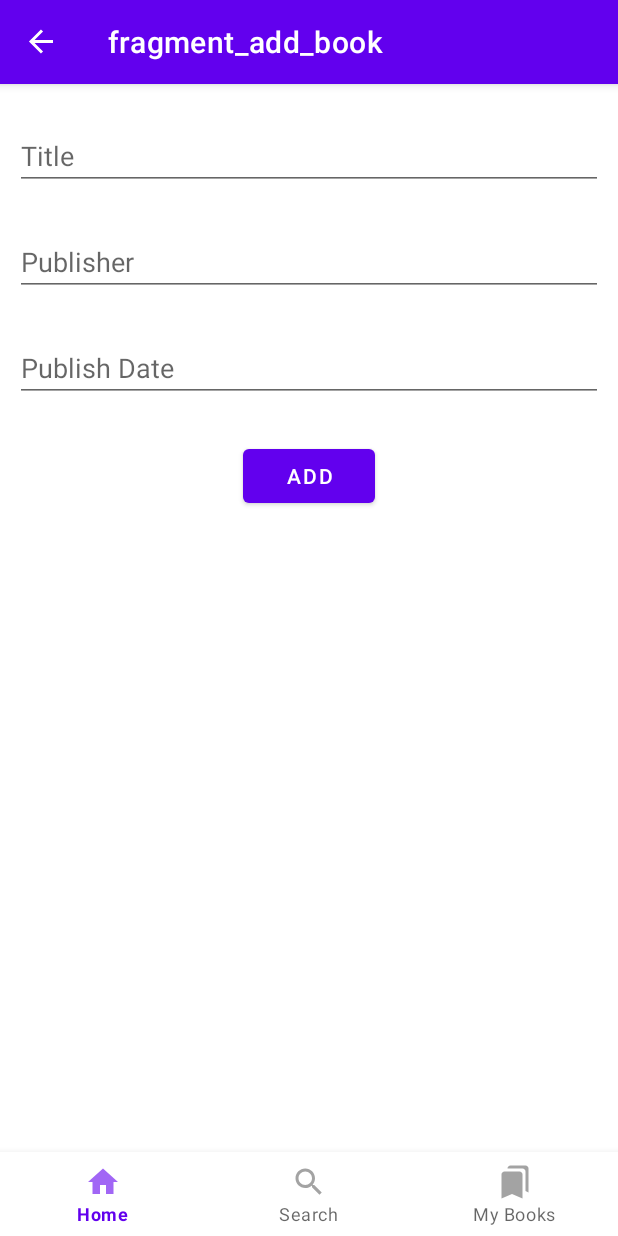
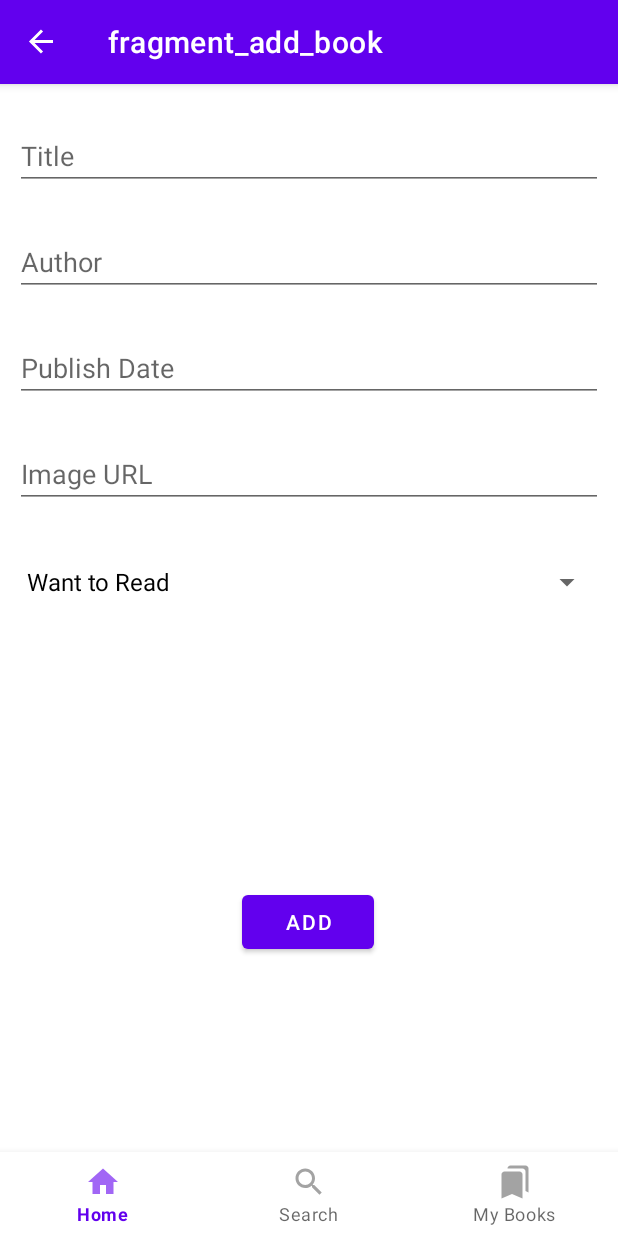
Before and after one commit to Nerrdii/book-tracker, an Android app: the AddBookFragment screen opened through its navigation route, on a phone screen of 412 x 824 dp. Run offline under Robolectric (Android 15) with nearby library versions, the phone set to English and light mode, and no system bars; our stand-ins replace Dagger/Hilt's generated code, Room's generated code, navigation-ui.

Commit message:
Add more to add book fragment

```diff
--- a/app/build.gradle
+++ b/app/build.gradle
@@ -59,6 +59,7 @@ dependencies {
 
     // Jetpack Compose Integration
     implementation "androidx.navigation:navigation-compose:1.0.0-alpha09"
+    implementation 'com.squareup.picasso:picasso:2.71828'
 
     implementation "com.google.code.gson:gson:2.8.5"
 
--- a/app/src/main/java/com/example/booktracker/AddBookFragment.kt
+++ b/app/src/main/java/com/example/booktracker/AddBookFragment.kt
@@ -1,22 +1,17 @@
 package com.example.booktracker
 
-import android.app.DatePickerDialog
 import android.os.Bundle
+import android.util.Log
 import androidx.fragment.app.Fragment
 import android.view.LayoutInflater
 import android.view.View
 import android.view.ViewGroup
-import android.widget.Button
-import android.widget.EditText
-import android.widget.Toast
+import android.widget.*
 import androidx.fragment.app.viewModels
-import androidx.lifecycle.lifecycleScope
 import androidx.navigation.fragment.findNavController
 import dagger.hilt.android.AndroidEntryPoint
-import kotlinx.coroutines.launch
 import java.time.LocalDate
 import java.util.*
-import java.util.concurrent.Executors
 
 @AndroidEntryPoint
 class AddBookFragment : Fragment() {
@@ -33,21 +28,60 @@ class AddBookFragment : Fragment() {
     override fun onViewCreated(view: View, savedInstanceState: Bundle?) {
         super.onViewCreated(view, savedInstanceState)
 
+        val spinner: Spinner = view.findViewById(R.id.readingListSpinner)
+        spinner.adapter = ArrayAdapter(requireActivity(), android.R.layout.simple_spinner_dropdown_item, ReadingList.values())
+
         val titleEditText: EditText = view.findViewById(R.id.titleEditText)
-        val authorEditText: EditText = view.findViewById(R.id.publisherEditText)
+        val authorEditText: EditText = view.findViewById(R.id.authorEditText)
         val publishedDateEditText: EditText = view.findViewById(R.id.publishedDateEditText)
+        val imageUrlEditText: EditText = view.findViewById(R.id.imageUrlEditText)
+        val startDateEditText: EditText = view.findViewById(R.id.startDateEditText)
+        val finishDateEditText: EditText = view.findViewById(R.id.finishDateEditText)
+        val ratingBar: RatingBar = view.findViewById(R.id.ratingBar)
         val addBookButton: Button = view.findViewById(R.id.addBookButton)
 
+        spinner.onItemSelectedListener = object : AdapterView.OnItemSelectedListener {
+            override fun onItemSelected(
+                parent: AdapterView<*>?,
+                view: View?,
+                position: Int,
+                id: Long
+            ) {
+                when (ReadingList.values()[position]) {
+                    ReadingList.WANT_TO_READ -> {
+                        startDateEditText.visibility = View.INVISIBLE
+                        finishDateEditText.visibility = View.INVISIBLE
+                        ratingBar.visibility = View.INVISIBLE
+                    }
+                    ReadingList.READING -> {
+                        startDateEditText.visibility = View.VISIBLE
+                        finishDateEditText.visibility = View.INVISIBLE
+                        ratingBar.visibility = View.INVISIBLE
+                    }
+                    ReadingList.READ -> {
+                        startDateEditText.visibility = View.VISIBLE
+                        finishDateEditText.visibility = View.VISIBLE
+                        ratingBar.visibility = View.VISIBLE
+                    }
+                }
+            }
+
+            override fun onNothingSelected(parent: AdapterView<*>?) {}
+        }
+
         addBookButton.setOnClickListener {
+            val startDate = if (startDateEditText.text.isEmpty()) null else LocalDate.parse(startDateEditText.text.toString())
+            val finishDate = if (finishDateEditText.text.isEmpty()) null else LocalDate.parse(finishDateEditText.text.toString())
+
             val book = Book(
                 titleEditText.text.toString(),
                 authorEditText.text.toString(),
                 LocalDate.parse(publishedDateEditText.text.toString()),
-                "http://books.google.com/books/content?id=owkKhVCq6f0C&printsec=frontcover&img=1&zoom=1&edge=curl&source=gbs_api",
-                ReadingList.WANT_TO_READ,
-                null,
-                null,
-                null,
+                imageUrlEditText.text.toString(),
+                spinner.selectedItem as ReadingList,
+                startDate,
+                finishDate,
+                ratingBar.rating.toInt(),
                 null)
             viewModel.insert(book)
             findNavController().navigate(R.id.action_addBookFragment_to_readingListFragment)
--- a/app/src/main/java/com/example/booktracker/ReadingListAdapter.kt
+++ b/app/src/main/java/com/example/booktracker/ReadingListAdapter.kt
@@ -1,7 +1,5 @@
 package com.example.booktracker
 
-import android.graphics.Bitmap
-import android.graphics.BitmapFactory
 import android.view.LayoutInflater
 import android.view.View
 import android.view.ViewGroup
@@ -10,7 +8,7 @@ import android.widget.TextView
 import androidx.recyclerview.widget.DiffUtil
 import androidx.recyclerview.widget.ListAdapter
 import androidx.recyclerview.widget.RecyclerView
-import java.net.URL
+import com.squareup.picasso.Picasso
 
 class ReadingListAdapter : ListAdapter<Book, ReadingListAdapter.ReadingListViewHolder>(ReadingListComparator()) {
     override fun onCreateViewHolder(parent: ViewGroup, viewType: Int): ReadingListViewHolder {
@@ -19,14 +17,9 @@ class ReadingListAdapter : ListAdapter<Book, ReadingListAdapter.ReadingListViewH
 
     override fun onBindViewHolder(holder: ReadingListViewHolder, position: Int) {
         val current = getItem(position)
+        Picasso.get().load(current.imageUrl).into(holder.coverImageView)
         holder.titleTextView.text = current.title
-//        holder.coverImageView.setImageBitmap(getImageFromUrl(current.imageUrl!!))
     }
-
-//    private fun getImageFromUrl(imageUrl: String): Bitmap {
-//        val url = URL(imageUrl)
-//        return BitmapFactory.decodeStream(url.openConnection().getInputStream())
-//    }
 
     class ReadingListViewHolder(itemView: View) : RecyclerView.ViewHolder(itemView) {
         val coverImageView: ImageView = itemView.findViewById(R.id.coverImageView)
--- a/app/src/main/res/layout/fragment_add_book.xml
+++ b/app/src/main/res/layout/fragment_add_book.xml
@@ -20,13 +20,13 @@
         app:layout_constraintTop_toTopOf="parent" />
 
     <EditText
-        android:id="@+id/publisherEditText"
+        android:id="@+id/authorEditText"
         android:layout_width="match_parent"
         android:layout_height="wrap_content"
         android:layout_marginStart="10dp"
         android:layout_marginTop="25dp"
         android:layout_marginEnd="10dp"
-        android:hint="Publisher"
+        android:hint="Author"
         android:inputType="text"
         app:layout_constraintEnd_toEndOf="parent"
         app:layout_constraintHorizontal_bias="0.0"
@@ -44,7 +44,63 @@
         android:inputType="date"
         app:layout_constraintEnd_toEndOf="parent"
         app:layout_constraintStart_toStartOf="parent"
-        app:layout_constraintTop_toBottomOf="@+id/publisherEditText" />
+        app:layout_constraintTop_toBottomOf="@+id/authorEditText" />
+
+    <EditText
+        android:id="@+id/imageUrlEditText"
+        android:layout_width="match_parent"
+        android:layout_height="wrap_content"
+        android:layout_marginStart="10dp"
+        android:layout_marginTop="25dp"
+        android:layout_marginEnd="10dp"
+        android:hint="Image URL"
+        android:inputType="textUri"
+        app:layout_constraintEnd_toEndOf="parent"
+        app:layout_constraintStart_toStartOf="parent"
+        app:layout_constraintTop_toBottomOf="@+id/publishedDateEditText" />
+
+    <Spinner
+        android:id="@+id/readingListSpinner"
+        android:layout_width="match_parent"
+        android:layout_height="wrap_content"
+        android:layout_marginStart="10dp"
+        android:layout_marginTop="25dp"
+        android:layout_marginEnd="10dp"
+        app:layout_constraintEnd_toEndOf="parent"
+        app:layout_constraintStart_toStartOf="parent"
+        app:layout_constraintTop_toBottomOf="@+id/imageUrlEditText" />
+
+    <EditText
+        android:id="@+id/startDateEditText"
+        android:layout_width="wrap_content"
+        android:layout_height="wrap_content"
+        android:layout_marginStart="10dp"
+        android:layout_marginTop="25dp"
+        android:ems="10"
+        android:inputType="date"
+        app:layout_constraintStart_toStartOf="parent"
+        app:layout_constraintTop_toBottomOf="@+id/readingListSpinner" />
+
+    <EditText
+        android:id="@+id/finishDateEditText"
+        android:layout_width="wrap_content"
+        android:layout_height="wrap_content"
+        android:layout_marginTop="25dp"
+        android:layout_marginEnd="10dp"
+        android:ems="10"
+        android:inputType="date"
+        app:layout_constraintEnd_toEndOf="parent"
+        app:layout_constraintTop_toBottomOf="@+id/readingListSpinner" />
+
+    <RatingBar
+        android:id="@+id/ratingBar"
+        android:layout_width="wrap_content"
+        android:layout_height="wrap_content"
+        android:layout_marginTop="25dp"
+        android:stepSize="1.0"
+        app:layout_constraintEnd_toEndOf="parent"
+        app:layout_constraintStart_toStartOf="parent"
+        app:layout_constraintTop_toBottomOf="@+id/startDateEditText" />
 
     <Button
         android:id="@+id/addBookButton"
@@ -53,7 +109,8 @@
         android:layout_marginTop="25dp"
         android:text="Add"
         app:layout_constraintEnd_toEndOf="parent"
+        app:layout_constraintHorizontal_bias="0.498"
         app:layout_constraintStart_toStartOf="parent"
-        app:layout_constraintTop_toBottomOf="@+id/publishedDateEditText" />
+        app:layout_constraintTop_toBottomOf="@+id/ratingBar" />
 
 </androidx.constraintlayout.widget.ConstraintLayout>
--- a/app/src/main/res/layout/reading_list_recycler_view.xml
+++ b/app/src/main/res/layout/reading_list_recycler_view.xml
@@ -14,9 +14,9 @@
             android:id="@+id/coverImageView"
             android:layout_width="wrap_content"
             android:layout_height="wrap_content"
+            android:layout_margin="10dp"
             android:layout_weight="0"
-            android:layout_margin="10dp"
-            tools:srcCompat="@tools:sample/avatars" />
+            tools:srcCompat="@tools:sample/avatars[0]" />
 
         <LinearLayout
             android:layout_width="match_parent"
@@ -24,17 +24,11 @@
             android:layout_weight="1"
             android:orientation="vertical">
 
-            <androidx.cardview.widget.CardView
+            <TextView
+                android:id="@+id/titleTextView"
                 android:layout_width="match_parent"
-                android:layout_height="match_parent" >
-
-                <TextView
-                    android:id="@+id/titleTextView"
-                    android:layout_width="match_parent"
-                    android:layout_height="wrap_content"
-                    android:text="TextView" />
-
-            </androidx.cardview.widget.CardView>
+                android:layout_height="wrap_content"
+                android:text="TextView" />
 
         </LinearLayout>
     </LinearLayout>
```
